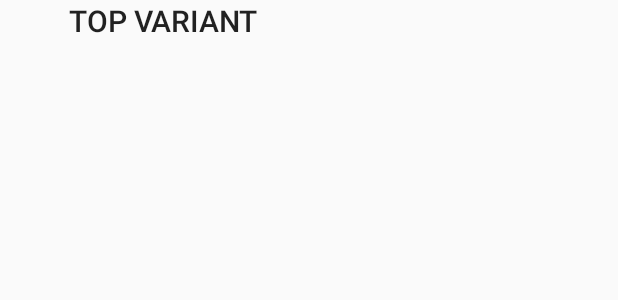
After one commit to exallium/H5StatsTracker, an Android app: the layout custom_top_variant.xml on its own in the app's theme, with its tools: preview values and no code run, on a phone screen of 412 x 824 dp. The commit adds this screen. Shown: the top 300 px of the screen. Run offline under Robolectric (Android 15) with nearby library versions, the phone set to English and light mode, and no system bars.

Commit message:
Add Routing infrastructure for initial planned supported areas.  Add Custom information

```diff
--- a/app/build.gradle
+++ b/app/build.gradle
@@ -72,7 +72,7 @@ dependencies {
 
     compile 'com.squareup.flow:flow:0.8'
 
-    compile 'com.exallium.h5:lib:1.3'
+    compile 'com.exallium.h5:lib:1.4'
     compile 'nl.komponents.kovenant:kovenant-core:2.9.0'
     compile 'nl.komponents.kovenant:kovenant-combine:2.9.0'
     compile 'nl.komponents.kovenant:kovenant-android:2.9.0'
--- a/app/src/main/kotlin/com/exallium/h5statstracker/app/Router.kt
+++ b/app/src/main/kotlin/com/exallium/h5statstracker/app/Router.kt
@@ -25,6 +25,11 @@ public object Router : Flow.Listener {
         SERVICE_RECORD_SUMMARY(R.string.service_record, R.id.service_record),
         ARENA_SERVICE_RECORD(R.string.arena_stats, R.id.arena_stats),
         WARZONE_SERVICE_RECORD(R.string.warzone_stats, R.id.warzone_stats),
+        CUSTOM_SERVICE_RECORD(R.string.custom_stats, R.id.custom_stats),
+        CAMPAIGN_SERVICE_RECORD(R.string.campaign_stats, R.id.campaign_stats),
+        MEDALS(R.string.medals, R.id.medals),
+        COMMENDATIONS(R.string.commendations, R.id.commendations),
+        WEAPONS(R.string.weapons, R.id.weapons),
         GAMERTAG(R.string.gamertag_title, R.id.log_out)
     }
 
--- /dev/null
+++ b/app/src/main/kotlin/com/exallium/h5statstracker/app/views/infographic/impl/servicereports/campaign/viewmodels.kt
@@ -0,0 +1,5 @@
+package com.exallium.h5statstracker.app.views.infographic.impl.servicereports.campaign
+
+/**
+ * Created by ahart on 2015-11-23.
+ */
--- /dev/null
+++ b/app/src/main/kotlin/com/exallium/h5statstracker/app/views/infographic/impl/servicereports/campaign/views.kt
@@ -0,0 +1,5 @@
+package com.exallium.h5statstracker.app.views.infographic.impl.servicereports.campaign
+
+/**
+ * Created by ahart on 2015-11-23.
+ */
--- a/app/src/main/kotlin/com/exallium/h5statstracker/app/views/infographic/impl/servicereports/common/views.kt
+++ b/app/src/main/kotlin/com/exallium/h5statstracker/app/views/infographic/impl/servicereports/common/views.kt
@@ -7,6 +7,7 @@ import com.exallium.h5statstracker.app.MainController
 import com.exallium.h5statstracker.app.R
 import com.exallium.h5statstracker.app.views.infographic.InfographicView
 import com.exallium.h5statstracker.app.views.infographic.impl.servicereports.arena.getArenaServiceRecordViewByType
+import com.exallium.h5statstracker.app.views.infographic.impl.servicereports.custom.getCustomServiceRecordViewByType
 import com.exallium.h5statstracker.app.views.infographic.impl.servicereports.multiplayer.getMultiplayerViewByType
 import com.exallium.h5statstracker.app.views.infographic.impl.servicereports.warzone.getWarzoneServiceRecordViewByType
 import org.joda.time.format.PeriodFormatterBuilder
@@ -17,6 +18,7 @@ val getViewByType: (Int, Context, MainController) -> InfographicView<List<BaseSe
         1 -> getMultiplayerViewByType(viewType, context, mainController)
         2 -> getArenaServiceRecordViewByType(viewType, context, mainController)
         3 -> getWarzoneServiceRecordViewByType(viewType, context, mainController)
+        4 -> getCustomServiceRecordViewByType(viewType, context, mainController)
         else -> throw IllegalArgumentException("Unknown View group %d".format(viewGroup))
     }
 }
--- a/app/src/main/kotlin/com/exallium/h5statstracker/app/views/infographic/impl/servicereports/multiplayer/views.kt
+++ b/app/src/main/kotlin/com/exallium/h5statstracker/app/views/infographic/impl/servicereports/multiplayer/views.kt
@@ -89,11 +89,11 @@ class PlaytimeView(context:Context) : CommonTextView<List<BaseServiceRecordResul
     override fun bindText(data: List<BaseServiceRecordResult>, labelView: TextView, dataView: TextView) {
         labelView.setText(if (data.size == 1) R.string.playtime else R.string.multiplayer_playtime)
         val stats = getMultiplayerStats(data)
-        val period = stats
+        val periodList = stats
                 .map { it.totalTimePlayed }
                 .filter { !it.isNullOrEmpty() }
                 .map { Period(it) }
-                .reduce() { l, r -> l + r }
+        val period = if (periodList.isNotEmpty()) periodList.reduce() { l, r -> l + r } else Period()
 
         dataView.text = PLAYTIME_FORMATTER.print(period.normalizedStandard())
     }
--- /dev/null
+++ b/app/src/main/res/layout/custom_top_variant.xml
@@ -0,0 +1,25 @@
+<?xml version="1.0" encoding="utf-8"?>
+<LinearLayout xmlns:android="http://schemas.android.com/apk/res/android"
+              android:orientation="vertical"
+              android:layout_gravity="center_horizontal"
+              android:layout_width="@dimen/service_record_column_width"
+              android:layout_height="wrap_content">
+    <TextView android:layout_width="match_parent"
+              android:layout_height="wrap_content"
+              android:textAppearance="@style/TextAppearance.AppCompat.Title"
+              android:text="@string/top_variant"/>
+    <LinearLayout
+            android:orientation="horizontal"
+            android:layout_width="match_parent"
+            android:layout_height="match_parent">
+        <ImageView android:layout_width="@dimen/arena_csr_icon_height"
+                   android:layout_height="@dimen/arena_csr_icon_height"
+                   android:id="@+id/variant_icon"/>
+        <TextView android:layout_width="0dip"
+                  android:layout_weight="1"
+                  android:layout_height="match_parent"
+                  android:gravity="center_vertical"
+                  android:textAppearance="@style/TextAppearance.AppCompat.Body2"
+                  android:id="@+id/variant_name"/>
+    </LinearLayout>
+</LinearLayout>
--- a/app/src/main/res/menu/nav.xml
+++ b/app/src/main/res/menu/nav.xml
@@ -8,7 +8,7 @@
         <item android:id="@+id/campaign_stats" android:title="@string/campaign_stats" />
     </group>
     <group android:id="@+id/attainable_stuff">
-        <item android:id="@+id/medals" android:title="@string/medals" />
+        <item android:id="@+id/medals" android:title="@string/medals" android:icon="@drawable/ic_bookmark_black_24dp" />
         <item android:id="@+id/commendations" android:title="@string/commendations" />
         <item android:id="@+id/weapons" android:title="@string/weapons" />
     </group>
--- a/app/src/main/res/values/strings.xml
+++ b/app/src/main/res/values/strings.xml
@@ -40,6 +40,7 @@
     <string name="assassinations">ASSASSINATIONS</string>
     <string name="headshots">HEADSHOTS</string>
     <string name="assists">ASSISTS</string>
+    <string name="top_variant">TOP VARIANT</string>
 
     <string name="multiplayer_playtime">MULTIPLAYER PLAYTIME</string>
     <string name="multiplayer_games_completed">MULTIPLAYER GAMES COMPLETED</string>
```
Also changed, not shown: app/src/main/kotlin/com/exallium/h5statstracker/app/NavController.kt (+30 -0 lines), app/src/main/kotlin/com/exallium/h5statstracker/app/ViewUtils.kt (+12 -13 lines), app/src/main/kotlin/com/exallium/h5statstracker/app/services/MetadataService.kt (+13 -4 lines), app/src/main/kotlin/com/exallium/h5statstracker/app/views/infographic/impl/servicereports/custom/viewmodels.kt (added, +43 -0 lines), app/src/main/kotlin/com/exallium/h5statstracker/app/views/infographic/impl/servicereports/custom/views.kt (added, +47 -0 lines), app/src/main/res/drawable-hdpi/ic_bookmark_black_24dp.png (added), app/src/main/res/drawable-mdpi/ic_bookmark_black_24dp.png (added), app/src/main/res/drawable-xhdpi/ic_bookmark_black_24dp.png (added), app/src/main/res/drawable-xxhdpi/ic_bookmark_black_24dp.png (added), app/src/main/res/drawable-xxxhdpi/ic_bookmark_black_24dp.png (added), 1 other file.
